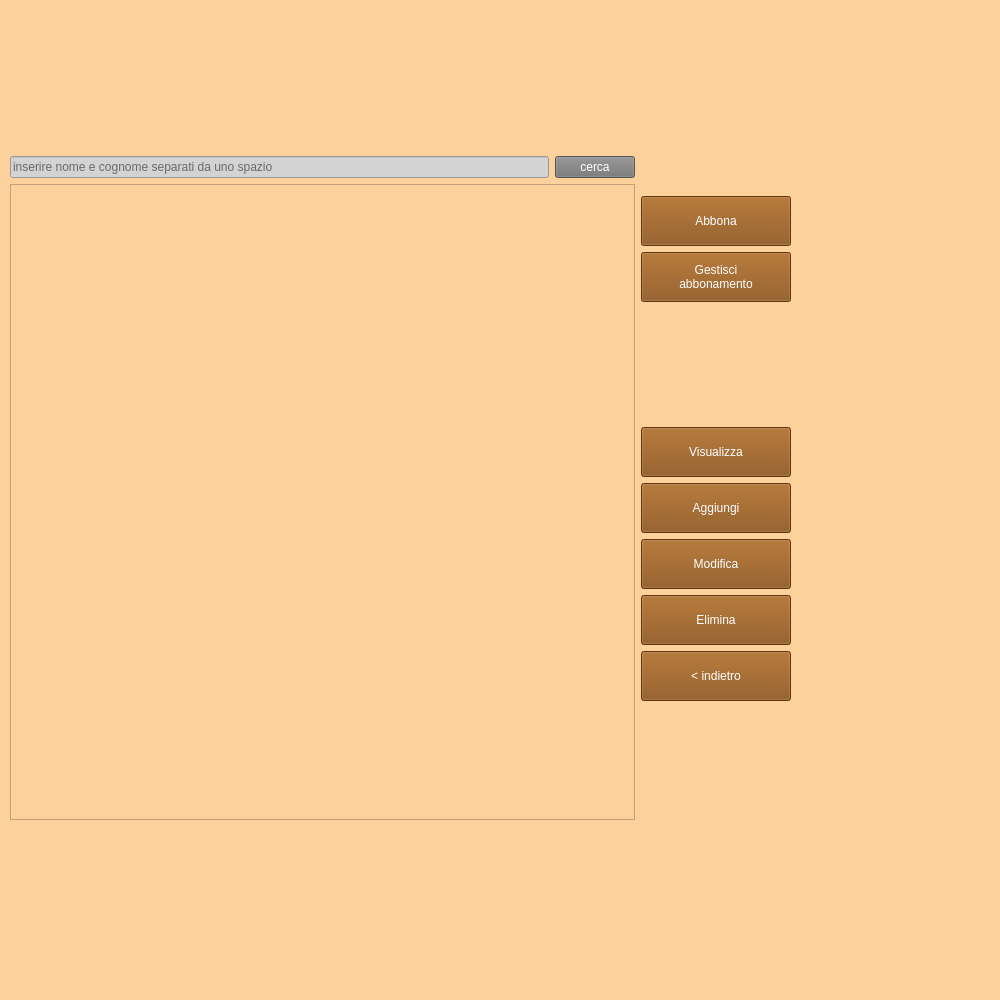
First picture: the form in Cliente/view/lista_clienti.ui, repository ManuelMarrone/GestioneBowling, before the edit.
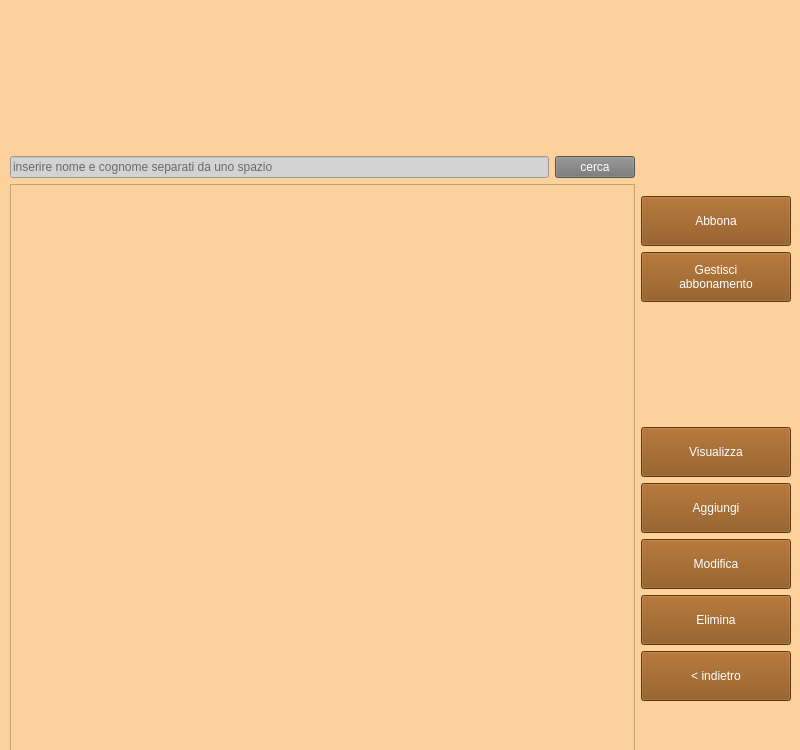
Second picture: the form after the edit. Icons and pictures are not drawn.

```diff
--- a/Cliente/view/lista_clienti.ui
+++ b/Cliente/view/lista_clienti.ui
@@ -6,20 +6,20 @@
    <rect>
     <x>0</x>
     <y>0</y>
-    <width>1000</width>
-    <height>1000</height>
+    <width>800</width>
+    <height>750</height>
    </rect>
   </property>
   <property name="minimumSize">
    <size>
-    <width>1000</width>
-    <height>1000</height>
+    <width>800</width>
+    <height>750</height>
    </size>
   </property>
   <property name="maximumSize">
    <size>
-    <width>1000</width>
-    <height>1000</height>
+    <width>800</width>
+    <height>750</height>
    </size>
   </property>
   <property name="windowTitle">
```
